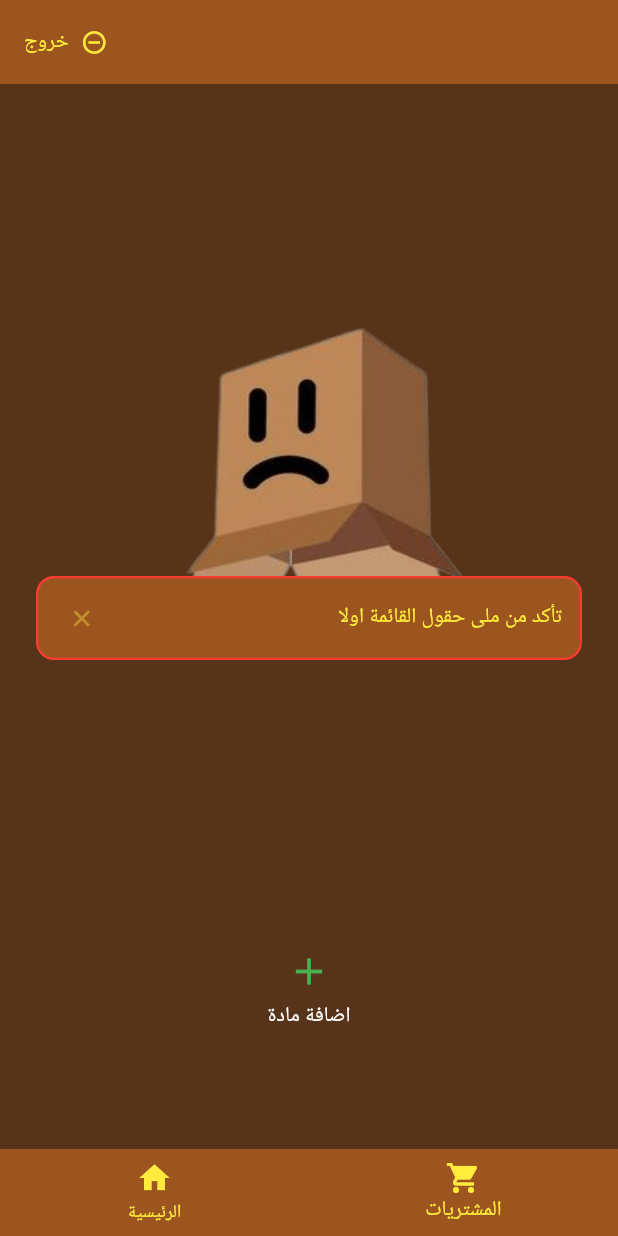
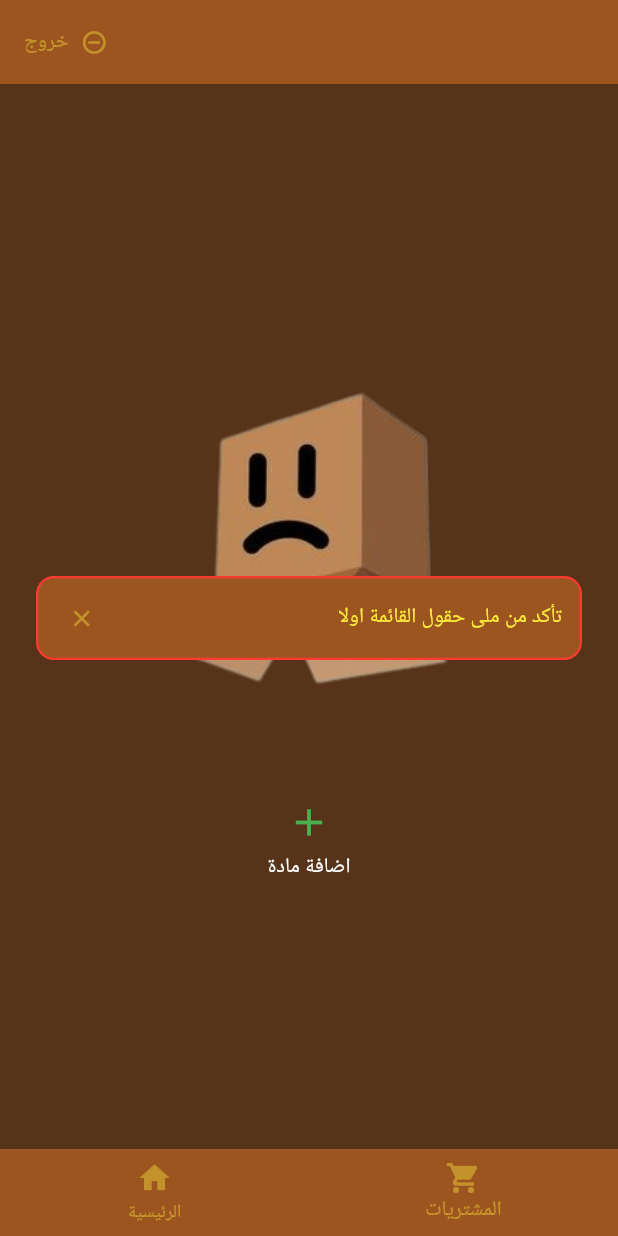
Before and after one commit to AiExpert1985/tablets_phone, a Flutter app: the ShoppingCart screen opened by its route, on a phone screen of 412 x 824 dp. Run offline on Flutter 3.47's test engine with Material 3 defaults, Android fonts, the phone set to English and light mode, and no system bars; our stand-ins replace cached_network_image, cloud_firestore, connectivity_plus, dropdown_search, firebase_auth, firebase_core and 6 more; accounts and stored records are empty.

Commit message:
change colors

```diff
--- a/lib/src/common/widgets/main_frame.dart
+++ b/lib/src/common/widgets/main_frame.dart
@@ -12,6 +12,7 @@ import 'package:tablets/src/routers/go_router_provider.dart';
 // these colors are taken from Omar caffee mobile web app, given by Mahmood
 const bgColor = Color(0xFF573419);
 const itemsColor = Color(0xFF9C551F);
+const mainFrameIconsColor = Color.fromARGB(103, 255, 235, 59);
 
 class MainFrame extends ConsumerWidget {
   const MainFrame({required this.child, this.includeBottomNavigation = true, super.key});
@@ -50,8 +51,8 @@ class MainFrame extends ConsumerWidget {
         BottomNavigationBarItem(icon: Icon(Icons.home), label: 'الرئيسية'),
       ],
       backgroundColor: itemsColor,
-      selectedItemColor: Colors.yellow,
-      unselectedItemColor: Colors.yellow,
+      selectedItemColor: mainFrameIconsColor,
+      unselectedItemColor: mainFrameIconsColor,
     );
   }
 }
@@ -70,11 +71,11 @@ PreferredSizeWidget customAppBar(BuildContext context) {
         }, //signout(ref),
         icon: const Icon(
           Icons.do_disturb_on_outlined,
-          color: Colors.yellow,
+          color: mainFrameIconsColor,
         ),
         label: Text(
           S.of(context).logout,
-          style: const TextStyle(color: Colors.yellow),
+          style: const TextStyle(color: mainFrameIconsColor),
         ),
       ),
     ],
--- a/lib/src/features/transactions/view/cart.dart
+++ b/lib/src/features/transactions/view/cart.dart
@@ -27,9 +27,9 @@ class ShoppingCart extends ConsumerWidget {
       includeBottomNavigation: true,
       child: Center(
         child: Container(
-            padding: const EdgeInsets.all(20),
+            padding: const EdgeInsets.all(8),
             child: Column(
-              mainAxisAlignment: MainAxisAlignment.spaceAround,
+              mainAxisAlignment: MainAxisAlignment.center,
               children: cartItems.isEmpty
                   ? [
                       _buildTransactionInfo(context, formData),
@@ -43,13 +43,13 @@ class ShoppingCart extends ConsumerWidget {
                     ]
                   : [
                       _buildTransactionInfo(context, formData),
-                      VerticalGap.xl,
+                      VerticalGap.m,
                       Expanded(
                         child: ListView(
                           children: _buildItemList(context, ref, cartItems),
                         ),
                       ),
-                      VerticalGap.xl,
+                      VerticalGap.m,
                       _builAddButton(context, ref)
                     ],
             )),
@@ -67,7 +67,7 @@ class ShoppingCart extends ConsumerWidget {
 
   Widget _builAddButton(BuildContext context, WidgetRef ref) {
     return Container(
-      padding: const EdgeInsets.all(16),
+      padding: const EdgeInsets.all(6),
       child: Row(
         mainAxisAlignment: MainAxisAlignment.center,
         children: [
```
